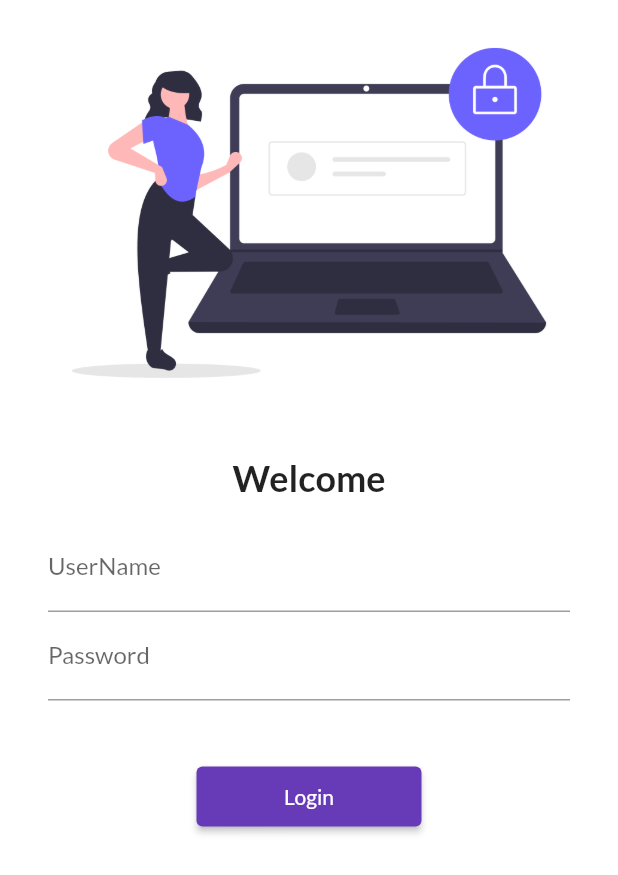
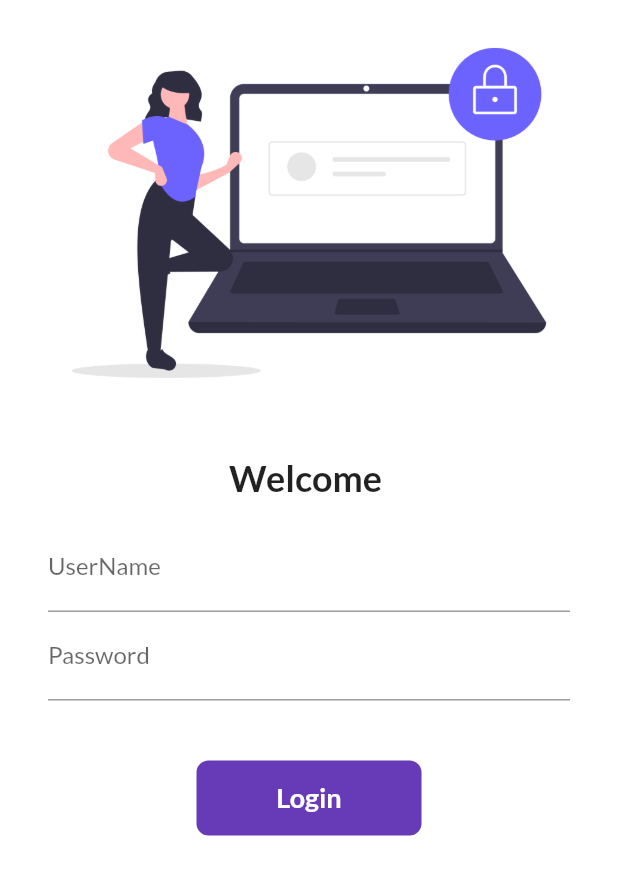
Before and after one commit to yashsaini7060/30DaysOfFlutter, a Flutter app: the screen it shows after launch, on a phone screen of 412 x 824 dp. Shown: the top 875 px of the screen. Run offline on Flutter 3.47's test engine with Material 2 defaults, Android fonts, the phone set to English and light mode, and no system bars; our stand-ins replace google_fonts.

Commit message:
day 6 completed

```diff
--- a/lib/pages/login_page.dart
+++ b/lib/pages/login_page.dart
@@ -1,8 +1,14 @@
 import 'package:flutter/material.dart';
-import 'package:flutter_first_application/pages/home_page.dart';
 import 'package:flutter_first_application/utils/routes.dart';
 
-class LoginPage extends StatelessWidget {
+class LoginPage extends StatefulWidget {
+  @override
+  _LoginPageState createState() => _LoginPageState();
+}
+
+class _LoginPageState extends State<LoginPage> {
+  String name = "";
+  bool changeButton = false;
   @override
   Widget build(BuildContext context) {
     return Material(
@@ -18,7 +24,7 @@
               height: 20.0,
             ),
             Text(
-              "Welcome",
+              "Welcome $name",
               style: TextStyle(
                 fontSize: 24,
                 fontWeight: FontWeight.bold,
@@ -36,6 +42,10 @@
                       hintText: "Enter UserName",
                       labelText: "UserName",
                     ),
+                    onChanged: (value) {
+                      name = value;
+                      setState(() {});
+                    },
                   ),
                   TextFormField(
                     obscureText: true,
@@ -47,13 +57,48 @@
                   SizedBox(
                     height: 40.0,
                   ),
-                  ElevatedButton(
-                    child: Text("Login"),
-                    style: TextButton.styleFrom(minimumSize: Size(150, 40)),
-                    onPressed: () {
+                  InkWell(
+                    onTap: () async {
+                      setState(() {
+                        changeButton = true;
+                      });
+                      await Future.delayed(Duration(seconds: 1));
                       Navigator.pushNamed(context, MyRoutes.homeRoute);
                     },
+                    child: AnimatedContainer(
+                      duration: Duration(seconds: 1),
+                      width: changeButton ? 50 : 150,
+                      height: 50,
+                      alignment: Alignment.center,
+                      child: changeButton
+                          ? Icon(
+                              Icons.done,
+                              color: Colors.white,
+                            )
+                          : Text(
+                              "Login",
+                              style: TextStyle(
+                                color: Colors.white,
+                                fontWeight: FontWeight.bold,
+                                fontSize: 18,
+                              ),
+                            ),
+                      decoration: BoxDecoration(
+                        color: Colors.deepPurple,
+                        //shape:
+                        //changeButton ? BoxShape.circle : BoxShape.rectangle,
+                        borderRadius:
+                            BorderRadius.circular(changeButton ? 50 : 8),
+                      ),
+                    ),
                   ),
+                  //ElevatedButton(
+                  //child: Text("Login"),
+                  //style: TextButton.styleFrom(minimumSize: Size(150, 40)),
+                  //onPressed: () {
+                  //Navigator.pushNamed(context, MyRoutes.homeRoute);
+                  //},
+                  //),
                 ],
               ),
             ),
```
